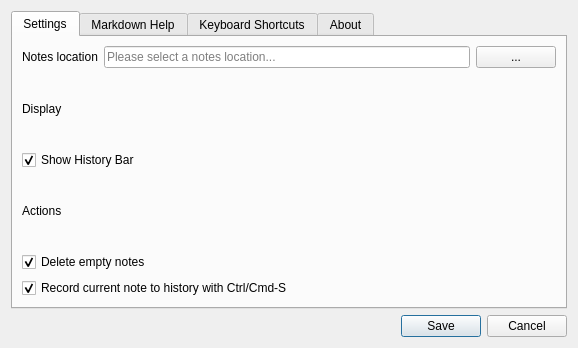
The window that Motome/Views/SettingsDialog.ui (akehrer/Motome) describes before a commit, drawn with Qt 5.
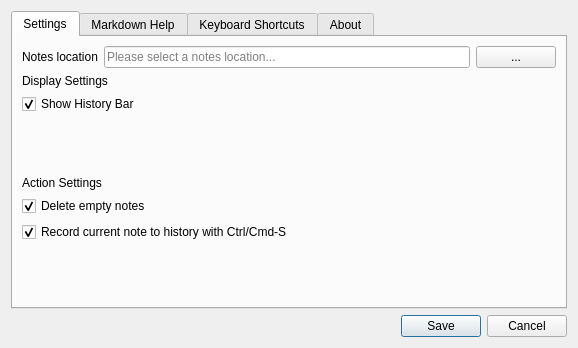
The same window after the commit. Icons and pictures are not drawn.

Patch:
```diff
--- a/Motome/Views/SettingsDialog.ui
+++ b/Motome/Views/SettingsDialog.ui
@@ -62,7 +62,7 @@
        <item>
         <widget class="QLabel" name="label_2">
          <property name="text">
-          <string>Display</string>
+          <string>Display Settings</string>
          </property>
         </widget>
        </item>
@@ -79,10 +79,23 @@
          </property>
         </widget>
        </item>
+       <item>
+        <spacer name="verticalSpacer">
+         <property name="orientation">
+          <enum>Qt::Vertical</enum>
+         </property>
+         <property name="sizeHint" stdset="0">
+          <size>
+           <width>20</width>
+           <height>40</height>
+          </size>
+         </property>
+        </spacer>
+       </item>
        <item>
         <widget class="QLabel" name="label_4">
          <property name="text">
-          <string>Actions</string>
+          <string>Action Settings</string>
          </property>
         </widget>
        </item>
@@ -112,6 +125,19 @@
          </property>
         </widget>
        </item>
+       <item>
+        <spacer name="verticalSpacer_2">
+         <property name="orientation">
+          <enum>Qt::Vertical</enum>
+         </property>
+         <property name="sizeHint" stdset="0">
+          <size>
+           <width>20</width>
+           <height>40</height>
+          </size>
+         </property>
+        </spacer>
+       </item>
       </layout>
      </widget>
      <widget class="QWidget" name="tab_3">
```
Left out of the diff: 9 changed lines with no effect on the pictures.
